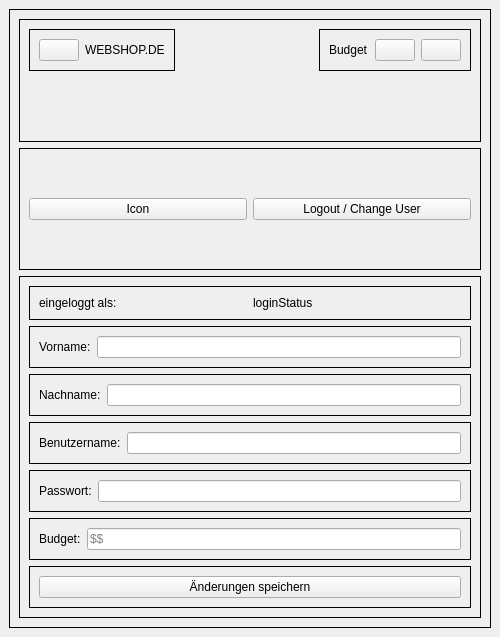
The window that frontend/Nutzerprofil.ui (nhatlam96/gui-xtraktor) describes before a commit, drawn with Qt 5.
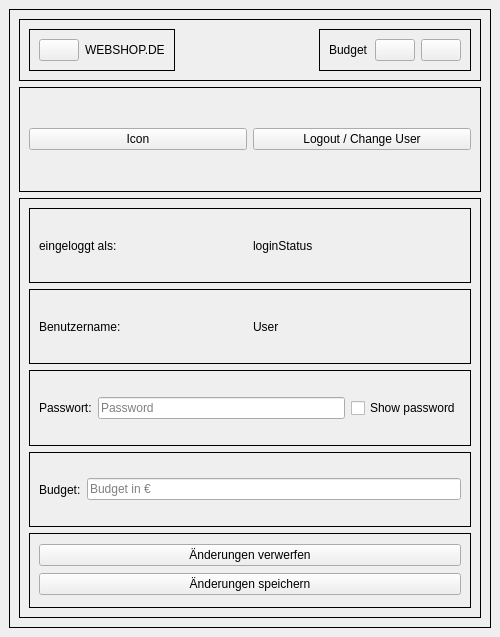
The same window after the commit.

```diff
--- a/frontend/Nutzerprofil.ui
+++ b/frontend/Nutzerprofil.ui
@@ -29,7 +29,7 @@
       <property name="frameShadow">
        <enum>QFrame::Plain</enum>
       </property>
-      <layout class="QVBoxLayout" name="verticalLayout_3">
+      <layout class="QVBoxLayout" name="verticalLayout_3" stretch="1,2,8">
        <item>
         <widget class="QFrame" name="frame_4">
          <property name="frameShape">
@@ -153,7 +153,7 @@
               </widget>
              </item>
              <item>
-              <widget class="QLabel" name="loginStatusLabel_2">
+              <widget class="QLabel" name="loginStatusLabel">
                <property name="text">
                 <string>loginStatus</string>
                </property>
@@ -162,50 +162,6 @@
             </layout>
            </widget>
           </item>
-          <item>
-           <widget class="QFrame" name="frame_9">
-            <property name="frameShape">
-             <enum>QFrame::Box</enum>
-            </property>
-            <property name="frameShadow">
-             <enum>QFrame::Plain</enum>
-            </property>
-            <layout class="QHBoxLayout" name="horizontalLayout_2">
-             <item>
-              <widget class="QLabel" name="vornameLabel">
-               <property name="text">
-                <string>Vorname:</string>
-               </property>
-              </widget>
-             </item>
-             <item>
-              <widget class="QLineEdit" name="vornameLineEdit"/>
-             </item>
-            </layout>
-           </widget>
-          </item>
-          <item>
-           <widget class="QFrame" name="frame_10">
-            <property name="frameShape">
-             <enum>QFrame::Box</enum>
-            </property>
-            <property name="frameShadow">
-             <enum>QFrame::Plain</enum>
-            </property>
-            <layout class="QHBoxLayout" name="horizontalLayout_3">
-             <item>
-              <widget class="QLabel" name="nachnameLabel">
-               <property name="text">
-                <string>Nachname:</string>
-               </property>
-              </widget>
-             </item>
-             <item>
-              <widget class="QLineEdit" name="nachnameLineEdit"/>
-             </item>
-            </layout>
-           </widget>
-          </item>
           <item>
            <widget class="QFrame" name="frame_11">
             <property name="frameShape">
@@ -223,7 +179,11 @@
               </widget>
              </item>
              <item>
-              <widget class="QLineEdit" name="benutzernameLineEdit"/>
+              <widget class="QLabel" name="usernameLabel">
+               <property name="text">
+                <string>User</string>
+               </property>
+              </widget>
              </item>
             </layout>
            </widget>
@@ -238,14 +198,31 @@
             </property>
             <layout class="QHBoxLayout" name="horizontalLayout_5">
              <item>
-              <widget class="QLabel" name="passwortLabel">
+              <widget class="QLabel" name="passwordLabel">
                <property name="text">
                 <string>Passwort:</string>
                </property>
               </widget>
              </item>
              <item>
-              <widget class="QLineEdit" name="passwortLineEdit"/>
+              <widget class="QLineEdit" name="passwordLineEdit">
+               <property name="maxLength">
+                <number>16</number>
+               </property>
+               <property name="echoMode">
+                <enum>QLineEdit::Password</enum>
+               </property>
+               <property name="placeholderText">
+                <string>Password</string>
+               </property>
+              </widget>
+             </item>
+             <item>
+              <widget class="QCheckBox" name="showPasswordCheckBox">
+               <property name="text">
+                <string>Show password</string>
+               </property>
+              </widget>
              </item>
             </layout>
            </widget>
@@ -267,12 +244,15 @@
               </widget>
              </item>
              <item>
-              <widget class="QLineEdit" name="Budget">
+              <widget class="QLineEdit" name="budgetLineEdit">
                <property name="text">
                 <string/>
                </property>
+               <property name="maxLength">
+                <number>9</number>
+               </property>
                <property name="placeholderText">
-                <string>$$</string>
+                <string>Budget in €</string>
                </property>
               </widget>
              </item>
@@ -289,7 +269,14 @@
             </property>
             <layout class="QVBoxLayout" name="verticalLayout">
              <item>
-              <widget class="QPushButton" name="aenderungenSpeichern">
+              <widget class="QPushButton" name="aenderungenVerwerfenButton">
+               <property name="text">
+                <string>Änderungen verwerfen</string>
+               </property>
+              </widget>
+             </item>
+             <item>
+              <widget class="QPushButton" name="aenderungenSpeichernButton">
                <property name="text">
                 <string>Änderungen speichern</string>
                </property>
```
